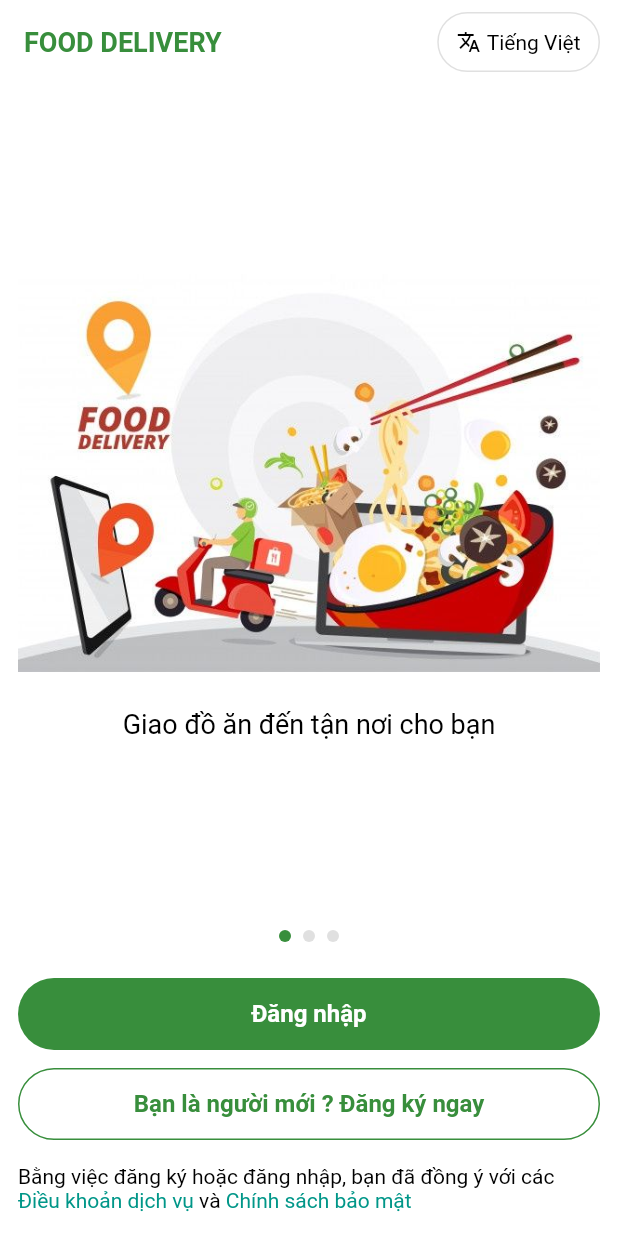
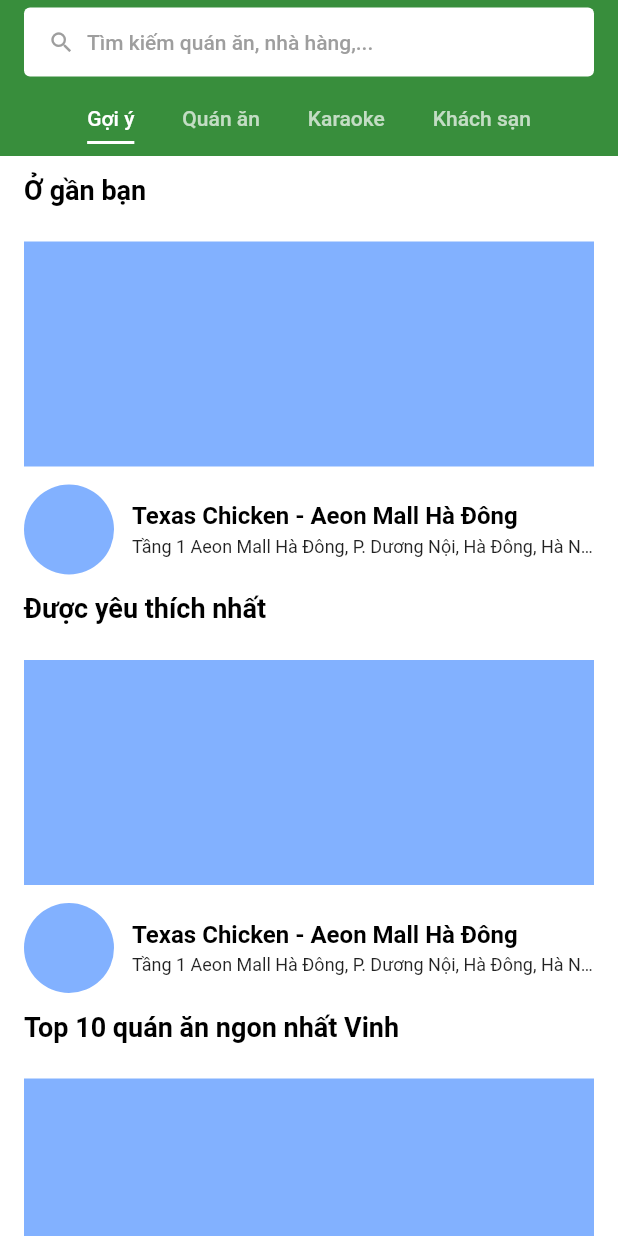
Before and after one commit to phucnguyen20798/food_delivery, a Flutter app: the screen it shows after launch, on a phone screen of 412 x 824 dp. Run offline on Flutter 3.47's test engine with Material 3 defaults, Android fonts, the phone set to English and light mode, and no system bars; drawn by our look-alikes of smooth_page_indicator; our stand-ins replace bloc, easy_localization, equatable, firebase_auth, firebase_core, flutter_bloc and 2 more; accounts and stored records are empty.

Commit message:
update home ui.

```diff
--- a/lib/presentation/router/app_router.dart
+++ b/lib/presentation/router/app_router.dart
@@ -7,9 +7,9 @@ import 'package:food_delivery/presentation/screens/signUp/signUp_screen.dart';
 class AppRouter {
   Route onGenerateRoute(RouteSettings routeSettings) {
     switch (routeSettings.name) {
-      case '/home':
+      case '/':
         return MaterialPageRoute(builder: (_) => const HomeScreen());
-      case '/':
+      case '/auth':
         return MaterialPageRoute(builder: (_) => const AuthScreen());
       case '/sign_in':
         return MaterialPageRoute(builder: (_) => const SignInScreen());
--- a/lib/presentation/screens/home/home_screen.dart
+++ b/lib/presentation/screens/home/home_screen.dart
@@ -1,50 +1,67 @@
 import 'package:flutter/material.dart';
-import 'package:food_delivery/presentation/widgets/items/item_store.dart';
+import 'package:food_delivery/presentation/widgets/components/restaurant_list.dart';
+import 'package:food_delivery/presentation/widgets/components/suggestion_view.dart';
+
+import '../../widgets/components/kara_list.dart';
 
 class HomeScreen extends StatelessWidget {
   const HomeScreen({super.key});
 
   @override
   Widget build(BuildContext context) {
-    return Scaffold(
-      backgroundColor: Colors.white,
-      appBar: AppBar(
+    return DefaultTabController(
+      length: 4,
+      child: Scaffold(
           backgroundColor: Colors.white,
-          elevation: 1.0,
-          title: ListTile(
-              leading: Image.asset('assets/images/icon_app.png'),
-              title: const Text(
-                'Giao hàng đồ ăn',
-                style: TextStyle(
-                  fontSize: 16.0,
-                  color: Colors.lightGreen,
-                  fontWeight: FontWeight.bold,
-                ),
+          appBar: AppBar(
+            titleSpacing: 16.0,
+            backgroundColor: Colors.green.shade700,
+            elevation: 0.0,
+            title: Container(
+              width: double.infinity,
+              padding:
+                  const EdgeInsets.symmetric(horizontal: 16.0, vertical: 14.0),
+              decoration: BoxDecoration(
+                color: Colors.white,
+                borderRadius: BorderRadius.circular(4.0),
               ),
-              subtitle: const Text(
-                'Nhanh chóng, vệ sinh và tiết kiệm',
-                maxLines: 1,
-                style: TextStyle(
-                  fontSize: 12.0,
-                  color: Colors.lightGreen,
-                  overflow: TextOverflow.ellipsis,
-                ),
+              child: const Row(
+                crossAxisAlignment: CrossAxisAlignment.center,
+                mainAxisSize: MainAxisSize.min,
+                children: [
+                  Icon(
+                    Icons.search,
+                    size: 18.0,
+                    color: Colors.grey,
+                  ),
+                  SizedBox(width: 8.0),
+                  Text(
+                    'Tìm kiếm quán ăn, nhà hàng,...',
+                    style: TextStyle(fontSize: 14.0, color: Colors.grey),
+                  ),
+                ],
               ),
-              )),
-      body: Column(
-        crossAxisAlignment: CrossAxisAlignment.start,
-        mainAxisSize: MainAxisSize.min,
-        children: [
-          Expanded(
-            child: ListView.separated(
-                shrinkWrap: true,
-                itemBuilder: (context, index) => const ItemStore(),
-                separatorBuilder: (context, index) =>
-                    Divider(color: Colors.grey.shade100, thickness: 12.0),
-                itemCount: 30),
-          )
-        ],
-      ),
+            ),
+            bottom: const TabBar(
+                isScrollable: true,
+                indicatorColor: Colors.white,
+                indicatorPadding: EdgeInsets.only(bottom: 8.0),
+                indicatorSize: TabBarIndicatorSize.label,
+                tabs: [
+                  Tab(text: 'Gợi ý'),
+                  Tab(text: 'Quán ăn'),
+                  Tab(text: 'Karaoke'),
+                  Tab(text: 'Khách sạn'),
+                ]),
+          ),
+          body: const TabBarView(
+              physics: NeverScrollableScrollPhysics(),
+              children: [
+                SuggestionView(),
+                RestaurantList(),
+                KaraList(),
+                SizedBox(),
+              ])),
     );
   }
 }
--- /dev/null
+++ b/lib/presentation/widgets/components/suggestion_view.dart
@@ -0,0 +1,54 @@
+import 'package:flutter/material.dart';
+import '../items/item_suggestion.dart';
+
+class SuggestionView extends StatelessWidget {
+  const SuggestionView({super.key});
+
+  @override
+  Widget build(BuildContext context) {
+    return const SingleChildScrollView(
+      child: Column(
+        crossAxisAlignment: CrossAxisAlignment.start,
+        mainAxisSize: MainAxisSize.min,
+        children: [
+          Padding(
+            padding: EdgeInsets.symmetric(horizontal: 16.0, vertical: 12.0),
+            child: Text(
+              'Ở gần bạn',
+              style: TextStyle(
+                fontSize: 18.0,
+                color: Colors.black,
+                fontWeight: FontWeight.bold,
+              ),
+            ),
+          ),
+          ItemSuggestion(),
+          Padding(
+            padding: EdgeInsets.symmetric(horizontal: 16.0, vertical: 12.0),
+            child: Text(
+              'Được yêu thích nhất',
+              style: TextStyle(
+                fontSize: 18.0,
+                color: Colors.black,
+                fontWeight: FontWeight.bold,
+              ),
+            ),
+          ),
+          ItemSuggestion(),
+          Padding(
+            padding: EdgeInsets.symmetric(horizontal: 16.0, vertical: 12.0),
+            child: Text(
+              'Top 10 quán ăn ngon nhất Vinh',
+              style: TextStyle(
+                fontSize: 18.0,
+                color: Colors.black,
+                fontWeight: FontWeight.bold,
+              ),
+            ),
+          ),
+          ItemSuggestion(),
+        ],
+      ),
+    );
+  }
+}
--- /dev/null
+++ b/lib/presentation/widgets/items/item_suggestion.dart
@@ -0,0 +1,61 @@
+import 'package:flutter/material.dart';
+
+class ItemSuggestion extends StatelessWidget {
+  const ItemSuggestion({super.key});
+
+  @override
+  Widget build(BuildContext context) {
+    return Padding(
+      padding: const EdgeInsets.only(left: 16.0, top: 12.0, right: 16.0),
+      child: Column(
+        crossAxisAlignment: CrossAxisAlignment.start,
+        mainAxisSize: MainAxisSize.min,
+        children: [
+          Container(
+            width: double.infinity,
+            height: 150.0,
+            decoration: BoxDecoration(color: Colors.blueAccent.shade100),
+          ),
+          const SizedBox(height: 12.0),
+          Row(
+            crossAxisAlignment: CrossAxisAlignment.center,
+            children: [
+              Container(
+                width: 60.0,
+                height: 60.0,
+                decoration: BoxDecoration(
+                  color: Colors.blueAccent.shade100,
+                  shape: BoxShape.circle,
+                ),
+              ),
+              const SizedBox(width: 12.0),
+              const Expanded(
+                child: Column(
+                  crossAxisAlignment: CrossAxisAlignment.start,
+                  mainAxisSize: MainAxisSize.min,
+                  children: [
+                    Text(
+                      'Texas Chicken - Aeon Mall Hà Đông',
+                      style: TextStyle(
+                        fontSize: 16.0,
+                        color: Colors.black,
+                        fontWeight: FontWeight.bold,
+                      ),
+                    ),
+                    SizedBox(height: 4.0),
+                    Text(
+                      'Tầng 1 Aeon Mall Hà Đông, P. Dương Nội, Hà Đông, Hà Nội',
+                      maxLines: 1,
+                      style: TextStyle(
+                          fontSize: 12.0, overflow: TextOverflow.ellipsis),
+                    ),
+                  ],
+                ),
+              )
+            ],
+          ),
+        ],
+      ),
+    );
+  }
+}
```
Also changed, not shown: lib/presentation/widgets/components/kara_list.dart (added, +15 -0 lines), lib/presentation/widgets/components/restaurant_list.dart (added, +18 -0 lines), lib/presentation/widgets/items/item_restaurant.dart (renamed from lib/presentation/widgets/items/item_store.dart, +8 -16 lines).
